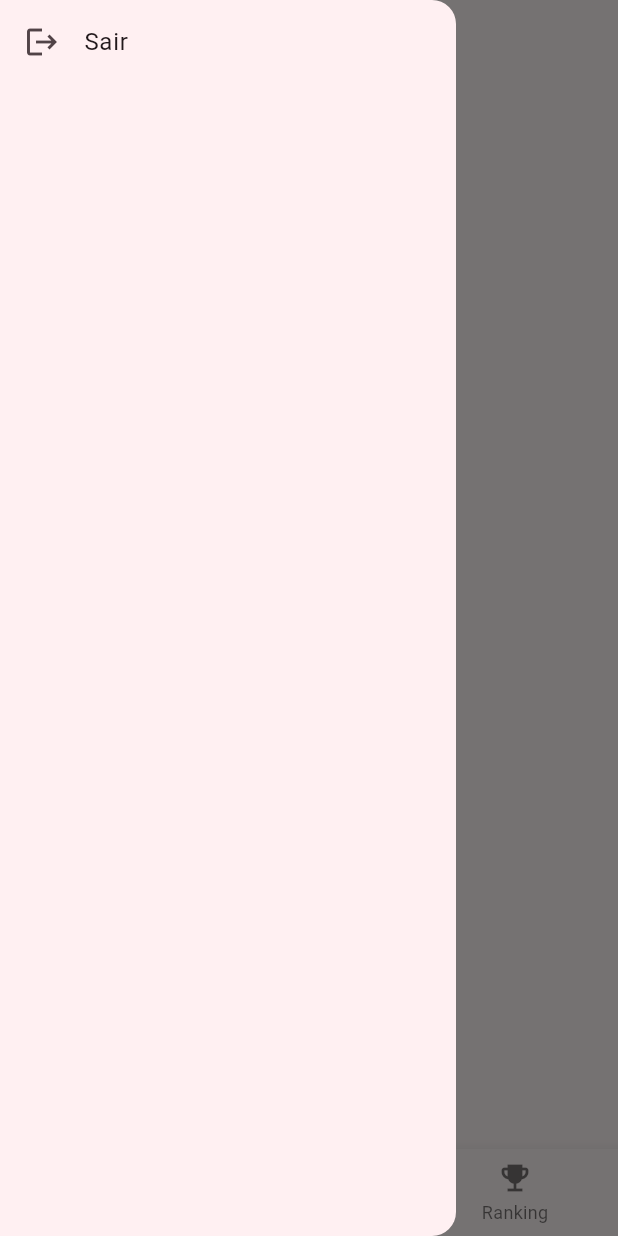
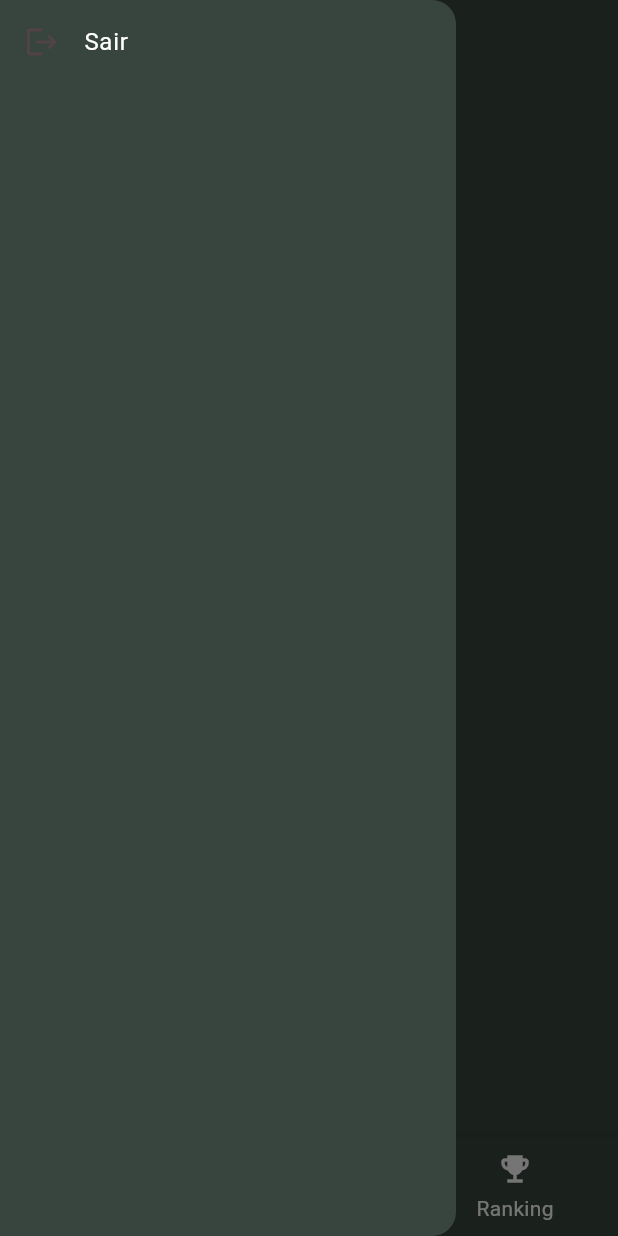
Before and after one commit to DevDaleee/MMH, a Flutter app: the screen it shows once a user with an empty profile is signed in, in the side drawer, after a tap on "Sair", on a phone screen of 412 x 824 dp. Run offline on Flutter 3.47's test engine with Material 2 defaults, Android fonts, the phone set to English and light mode, and no system bars; our stand-ins replace firebase_auth, firebase_core; accounts and stored records are empty; generated files the repository leaves out were written again.

Commit message:
Atualizando cores do app

```diff
--- a/lib/components/cmp_deco_auth_camp.dart
+++ b/lib/components/cmp_deco_auth_camp.dart
@@ -2,7 +2,9 @@ import 'package:flutter/material.dart';
 
 InputDecoration getAutenticationInputDecoration(String label) {
   return InputDecoration(
-    label: Text(label),
-    border: OutlineInputBorder(borderRadius: BorderRadius.circular(0)),
-  );
+      label: Text(label),
+      border: OutlineInputBorder(borderRadius: BorderRadius.circular(0)),
+      labelStyle: const TextStyle(color: Color(0xffA6BD94)),
+      focusedBorder: const OutlineInputBorder(
+          borderSide: BorderSide(color: Color(0xffA6BD94), width: 1.0)));
 }
--- a/lib/components/navbar.dart
+++ b/lib/components/navbar.dart
@@ -1,8 +1,8 @@
 import 'package:flutter/material.dart';
-
 
 BottomNavigationBar navbar() {
   return BottomNavigationBar(
+    backgroundColor: const Color(0x0038453E),
     items: const [
       BottomNavigationBarItem(
         icon: Icon(Icons.people),
--- a/lib/main.dart
+++ b/lib/main.dart
@@ -21,6 +21,7 @@ class MyApp extends StatelessWidget {
       title: 'Minecraft Mistery Hunt',
       theme: ThemeData(
         colorScheme: ColorScheme.fromSeed(seedColor: Colors.black),
+        scaffoldBackgroundColor: const Color(0xFF38453E),
         useMaterial3: true,
       ),
       home: const RoteadorTela(),
--- a/lib/screens/login_page.dart
+++ b/lib/screens/login_page.dart
@@ -50,6 +50,7 @@ class LoginPageState extends State<LoginPage> with ValidationsMixin {
                     ),
                     TextFormField(
                       controller: _senha,
+                      style: const TextStyle(color: Colors.white),
                       obscureText: true,
                       onTapOutside: (event) => FocusScope.of(context).unfocus(),
                       decoration: getAutenticationInputDecoration('Senha'),
@@ -91,7 +92,7 @@ class LoginPageState extends State<LoginPage> with ValidationsMixin {
                         children: [
                           ElevatedButton(
                             style: ElevatedButton.styleFrom(
-                              backgroundColor: const Color(0xFF9F5D20),
+                              backgroundColor: const Color(0xffA6BD94),
                               padding:
                                   const EdgeInsets.symmetric(horizontal: 35),
                             ),
@@ -100,7 +101,7 @@ class LoginPageState extends State<LoginPage> with ValidationsMixin {
                             },
                             child: Text(
                               (login) ? 'Entrar' : 'Cadastrar',
-                              style: const TextStyle(color: Colors.white),
+                              style: const TextStyle(color: Color(0xFF38453E)),
                             ),
                           ),
                           const SizedBox(
@@ -118,7 +119,7 @@ class LoginPageState extends State<LoginPage> with ValidationsMixin {
                                   ? "Ainda não tem uma conta?  Cadastre-se!"
                                   : "Já tem uma conta? Entre!",
                               style: const TextStyle(
-                                color: Colors.black,
+                                color: Color(0xffA6BD94),
                               ),
                             ),
                           ),
--- a/lib/screens/ranking_page.dart
+++ b/lib/screens/ranking_page.dart
@@ -10,6 +10,6 @@ class RankingPage extends StatefulWidget {
 class _RankingPageState extends State<RankingPage> {
   @override
   Widget build(BuildContext context) {
-    return const Center(child: Text("Perfil"));
+    return const Center(child: Text("Ranking"));
   }
 }
--- a/lib/screens/root.dart
+++ b/lib/screens/root.dart
@@ -32,13 +32,18 @@ class _RootState extends State<Root> {
   @override
   Widget build(BuildContext context) {
     return Scaffold(
-      appBar: AppBar(),
+      appBar: AppBar(
+        backgroundColor: const Color(0xFF38453E),
+        iconTheme: const IconThemeData(color: Color(0xffA6BD94)),
+      ),
       drawer: Drawer(
+        backgroundColor: const Color(0xff38453E),
         child: ListView(
-          children: [
+          children: <Widget>[
             ListTile(
               leading: const Icon(Icons.logout),
               title: const Text("Sair"),
+              textColor: Colors.white,
               onTap: () {
                 ServiceAuth().sair();
               },
@@ -50,6 +55,13 @@ class _RootState extends State<Root> {
         child: _children[_currentIndex],
       ),
       bottomNavigationBar: BottomNavigationBar(
+        type: BottomNavigationBarType.fixed,
+        showSelectedLabels: true,
+        showUnselectedLabels: true,
+        selectedFontSize: 17.0,
+        selectedLabelStyle: const TextStyle(fontWeight: FontWeight.bold),
+        unselectedLabelStyle: const TextStyle(fontWeight: FontWeight.normal),
+        backgroundColor: const Color(0xff38453E),
         items: const [
           BottomNavigationBarItem(
             icon: Icon(Icons.person),
@@ -64,6 +76,9 @@ class _RootState extends State<Root> {
             label: "Ranking",
           )
         ],
+        unselectedItemColor: Colors.white,
+        unselectedFontSize: 14,
+        selectedItemColor: const Color(0xffA6BD94),
         currentIndex: _currentIndex,
         onTap: _onTap,
       ),
```
